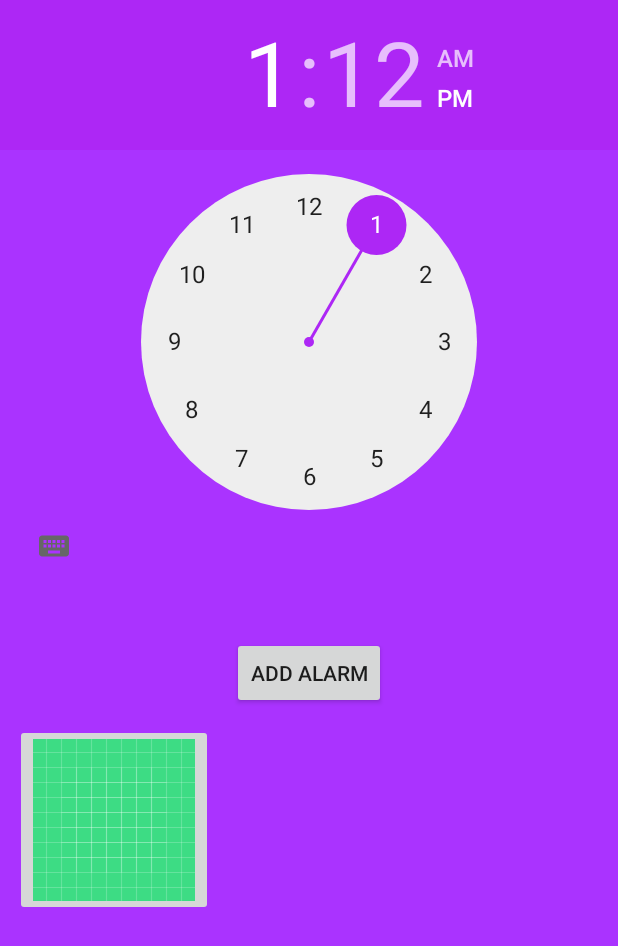
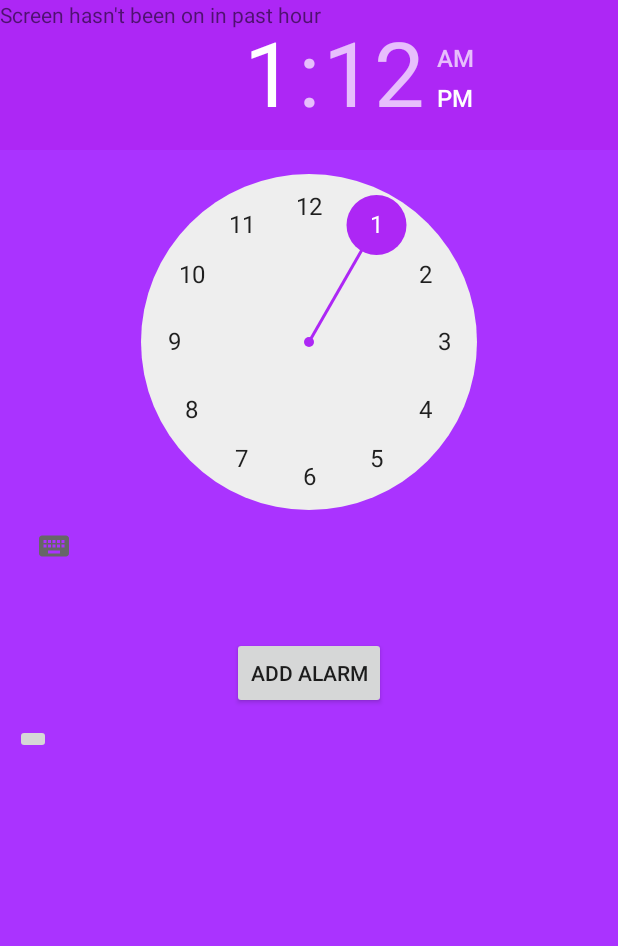
Before and after one commit to EdGA9001/EdwardGrant-AdamsonCOMP3000, an Android app: the screen it shows after launch (MainActivity), on a phone screen of 412 x 824 dp. Shown: the top 946 px of the screen. Run offline under Robolectric (Android 15) with nearby library versions, the light colour scheme and no system bars.

Commit message:
UI tweaks + notifications confirmed working

```diff
--- a/app/src/main/AndroidManifest.xml
+++ b/app/src/main/AndroidManifest.xml
@@ -31,5 +31,11 @@
             android:enabled="true"
             android:exported="false"
         />
+
+        <receiver android:name=".ScreenStateReceiver" android:exported="false">
+            <intent-filter>
+                <action android:name="android.intent.action.SCREEN_ON" />
+            </intent-filter>
+        </receiver>
     </application>
 </manifest>
--- a/app/src/main/java/com/example/comp3000/MainActivity.java
+++ b/app/src/main/java/com/example/comp3000/MainActivity.java
@@ -7,6 +7,7 @@ import android.app.AlarmManager;
 import android.app.PendingIntent;
 import android.content.Intent;
 import android.view.View;
+import android.widget.TextView;
 import android.widget.TimePicker;
 import android.widget.Toast;
 import android.widget.ToggleButton;
@@ -22,6 +23,10 @@ import java.util.Collections;
 import androidx.appcompat.app.AlertDialog;
 import android.widget.LinearLayout;
 import android.app.AlarmManager;
+import android.content.BroadcastReceiver;
+import android.content.Context;
+import android.content.Intent;
+import android.content.SharedPreferences;
 
 public class MainActivity extends AppCompatActivity{
     TimePicker alarmTimePicker;
@@ -41,6 +46,20 @@ public class MainActivity extends AppCompatActivity{
         alarmManager = (AlarmManager) getSystemService(ALARM_SERVICE);
 
         requestNotificationPermission();
+
+        Log.d("ScreenState", "NTS reaally should be in its own method");
+        TextView statusView = findViewById(R.id.statusTextView);
+
+        SharedPreferences prefs = getSharedPreferences("screen", MODE_PRIVATE);
+        long lastScreenOn = prefs.getLong("lastScreenOn", 0);
+        long oneHourAgo = System.currentTimeMillis() - (60 * 60 * 1000);
+
+
+        if (lastScreenOn > oneHourAgo) {
+            statusView.setText("Screen was on recently");
+        } else {
+            statusView.setText("Screen hasn't been on in past hour");
+        }
     }
 
     private void requestNotificationPermission() {
@@ -77,9 +96,10 @@ public class MainActivity extends AppCompatActivity{
             return;
         }
 
+        //given the nature of this app, 1 dynamic alarm shall be the focus but more can be enabled
         alarmTimes.add(0, time);
-        if (alarmTimes.size() > 2) {
-            alarmTimes.remove(2);
+        if (alarmTimes.size() > 1) {
+            alarmTimes.remove(1);
         }
         String formattedTime = formatAlarmTime(time);
         showConfirmDialog(formattedTime, time, null);
--- a/app/src/main/res/layout/activity_main.xml
+++ b/app/src/main/res/layout/activity_main.xml
@@ -51,7 +51,37 @@
             android:id="@+id/deleteBtn"
             android:layout_width="wrap_content"
             android:layout_height="wrap_content"
-            android:src="@drawable/ic_launcher_background" />
+            />
     </LinearLayout>
 
+    <TextView
+        android:id="@+id/statusTextView"
+        android:layout_width="wrap_content"
+        android:layout_height="wrap_content"
+        app:layout_constraintHorizontal_bias="0.8"
+        app:layout_constraintVertical_bias="0.85"
+        />
+
+    <!--
+    <com.google.android.material.button.MaterialButton
+        android:id="@+id/heartButton"
+        app:layout_constraintTop_toBottomOf="@+id/alarmListContainer"
+        android:layout_width="wrap_content"
+        android:layout_height="wrap_content"
+        android:layout_marginTop="40dp"
+        android:text="Button Text"
+        app:icon="@drawable/ic_icon_name"
+        tools:layout_editor_absoluteX="10dp" />
+
+    <com.google.android.material.button.MaterialButton
+        android:id="@+id/screenTimeButton"
+        android:layout_width="wrap_content"
+        android:layout_height="wrap_content"
+        android:layout_marginTop="16dp"
+        android:text="Button Text"
+        app:icon="@drawable/ic_icon_name"
+        app:layout_constraintTop_toBottomOf="@+id/heartButton"
+        tools:layout_editor_absoluteX="10dp" />
+    -->
+
 </androidx.constraintlayout.widget.ConstraintLayout>
```
Also changed, not shown: app/src/main/java/com/example/comp3000/ScreenStateReceiver.java (added, +18 -0 lines).
